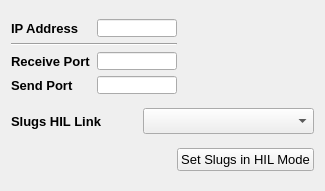
This is src/ui/slugshilsim.ui in mavlink/qgroundcontrol as Qt 5 draws it before an edit. The edited form follows.
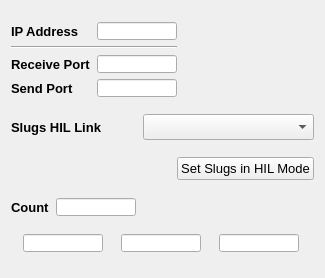
This is the edited form.

Commit message: First succesful test of HIL Sim. Getting ready to add the remaining messages

The edit to the form file:
```diff
--- a/src/ui/slugshilsim.ui
+++ b/src/ui/slugshilsim.ui
@@ -7,19 +7,19 @@
     <x>0</x>
     <y>0</y>
     <width>325</width>
-    <height>191</height>
+    <height>278</height>
    </rect>
   </property>
   <property name="minimumSize">
    <size>
     <width>320</width>
-    <height>191</height>
+    <height>252</height>
    </size>
   </property>
   <property name="maximumSize">
    <size>
     <width>450</width>
-    <height>229</height>
+    <height>278</height>
    </size>
   </property>
   <property name="font">
@@ -235,6 +235,120 @@
      </item>
     </layout>
    </item>
+   <item>
+    <layout class="QHBoxLayout" name="horizontalLayout_4">
+     <item>
+      <widget class="QLabel" name="label_7">
+       <property name="font">
+        <font>
+         <pointsize>10</pointsize>
+         <weight>75</weight>
+         <bold>true</bold>
+        </font>
+       </property>
+       <property name="layoutDirection">
+        <enum>Qt::LeftToRight</enum>
+       </property>
+       <property name="text">
+        <string>Count</string>
+       </property>
+      </widget>
+     </item>
+     <item>
+      <widget class="QLineEdit" name="ed_count">
+       <property name="minimumSize">
+        <size>
+         <width>60</width>
+         <height>18</height>
+        </size>
+       </property>
+       <property name="maximumSize">
+        <size>
+         <width>80</width>
+         <height>18</height>
+        </size>
+       </property>
+       <property name="readOnly">
+        <bool>true</bool>
+       </property>
+      </widget>
+     </item>
+     <item>
+      <spacer name="horizontalSpacer_4">
+       <property name="orientation">
+        <enum>Qt::Horizontal</enum>
+       </property>
+       <property name="sizeHint" stdset="0">
+        <size>
+         <width>40</width>
+         <height>20</height>
+        </size>
+       </property>
+      </spacer>
+     </item>
+    </layout>
+   </item>
+   <item>
+    <layout class="QHBoxLayout" name="horizontalLayout_5">
+     <item>
+      <widget class="QLineEdit" name="ed_1">
+       <property name="minimumSize">
+        <size>
+         <width>60</width>
+         <height>18</height>
+        </size>
+       </property>
+       <property name="maximumSize">
+        <size>
+         <width>80</width>
+         <height>18</height>
+        </size>
+       </property>
+       <property name="readOnly">
+        <bool>true</bool>
+       </property>
+      </widget>
+     </item>
+     <item>
+      <widget class="QLineEdit" name="ed_2">
+       <property name="minimumSize">
+        <size>
+         <width>60</width>
+         <height>18</height>
+        </size>
+       </property>
+       <property name="maximumSize">
+        <size>
+         <width>80</width>
+         <height>18</height>
+        </size>
+       </property>
+       <property name="readOnly">
+        <bool>true</bool>
+       </property>
+      </widget>
+     </item>
+     <item>
+      <widget class="QLineEdit" name="ed_3">
+       <property name="minimumSize">
+        <size>
+         <width>60</width>
+         <height>18</height>
+        </size>
+       </property>
+       <property name="maximumSize">
+        <size>
+         <width>80</width>
+         <height>18</height>
+        </size>
+       </property>
+       <property name="readOnly">
+        <bool>true</bool>
+       </property>
+      </widget>
+     </item>
+    </layout>
+   </item>
   </layout>
  </widget>
  <resources/>
```
The commit also changes 2 other files.
